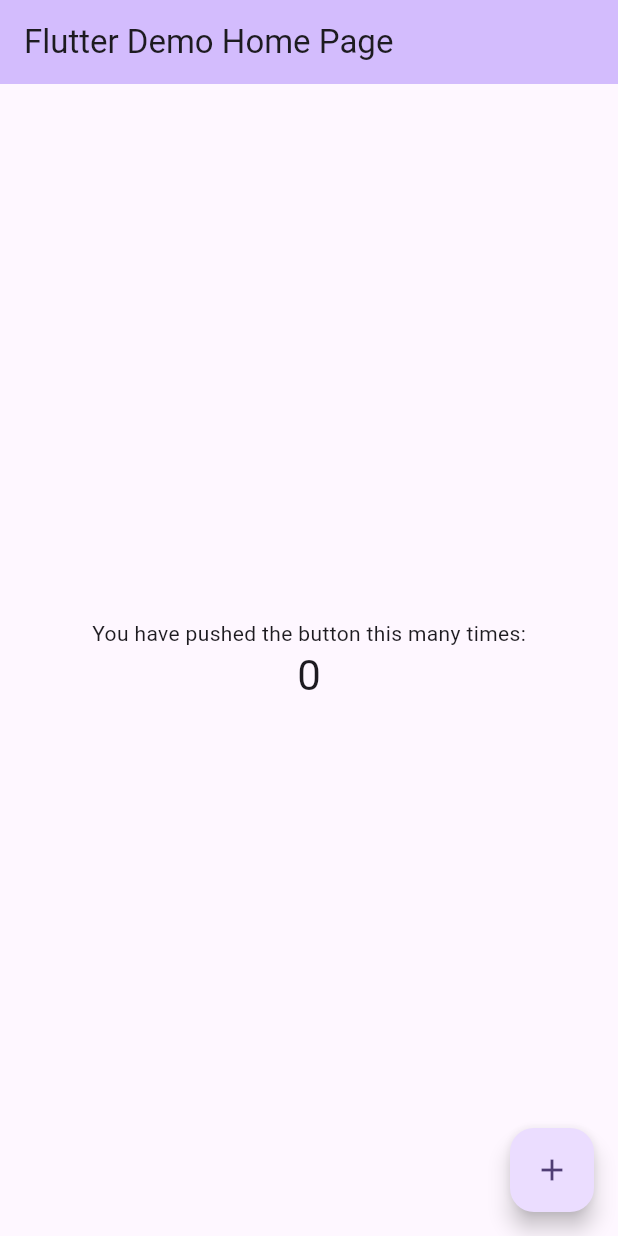
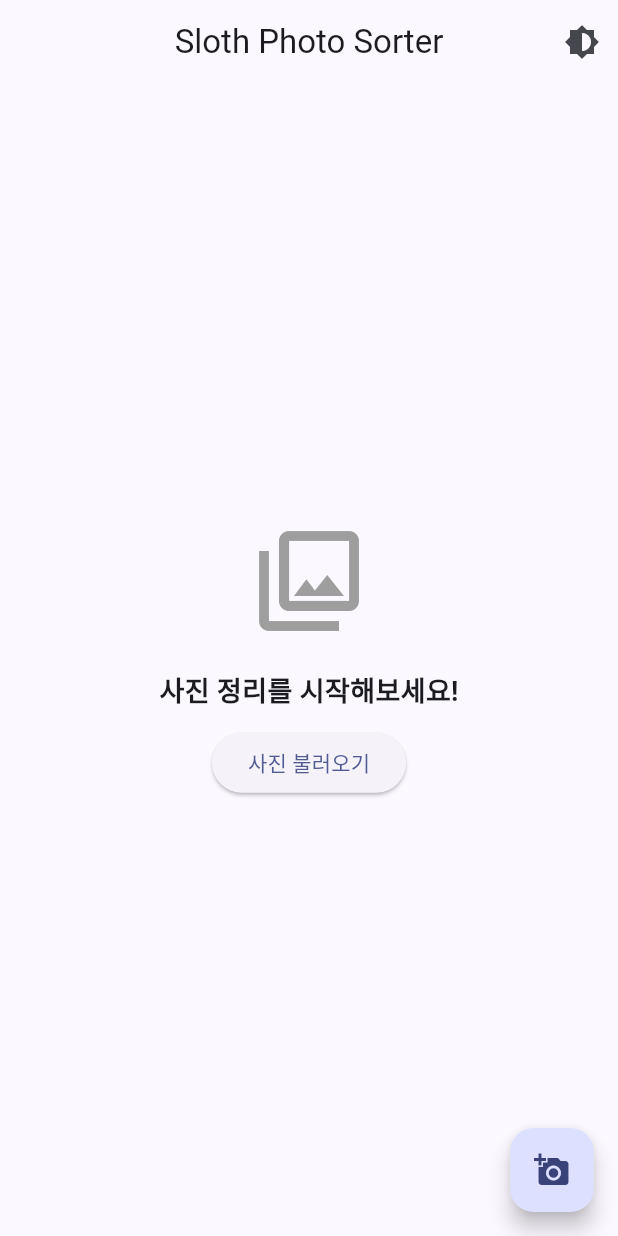
Before and after one commit to swbang-hub/sloth-photo-sorter, a Flutter app: the screen it shows after launch, on a phone screen of 412 x 824 dp. Run offline on Flutter 3.47's test engine with Material 3 defaults, Android fonts, the phone set to English and light mode, and no system bars; our stand-ins replace get_it; missing offline and left inert: window_manager.

Commit message:
feat: 초기 애플리케이션 구조와 메인 페이지, 테마 관리, 영속성 서비스 및 의존성 주입 설정을 구현했습니다.

```diff
--- /dev/null
+++ b/lib/core/di/injection.dart
@@ -0,0 +1,4 @@
+import 'package:get_it/get_it.dart';
+
+final getIt = GetIt.instance;
+void setupInjection() {}
--- /dev/null
+++ b/lib/core/theme/theme_store.dart
@@ -0,0 +1,110 @@
+import 'package:flutter/material.dart';
+import '../persistance/persistence_service.dart';
+
+enum AppColorSeed { indigo, blue, teal, green, amber, orange, pink, purple }
+
+extension AppColorSeedX on AppColorSeed {
+  String get label => switch (this) {
+    AppColorSeed.indigo => 'Indigo',
+    AppColorSeed.blue => 'Blue',
+    AppColorSeed.teal => 'Teal',
+    AppColorSeed.green => 'Green',
+    AppColorSeed.amber => 'Amber',
+    AppColorSeed.orange => 'Orange',
+    AppColorSeed.pink => 'Pink',
+    AppColorSeed.purple => 'Purple',
+  };
+
+  Color get color => switch (this) {
+    AppColorSeed.indigo => Colors.indigo,
+    AppColorSeed.blue => Colors.blue,
+    AppColorSeed.teal => Colors.teal,
+    AppColorSeed.green => Colors.green,
+    AppColorSeed.amber => Colors.amber,
+    AppColorSeed.orange => Colors.orange,
+    AppColorSeed.pink => Colors.pink,
+    AppColorSeed.purple => Colors.purple,
+  };
+}
+
+/// 앱 테마 클래스
+///
+/// 이 클래스는 불변(Immutable) 객체로 설계되어 상태 변경 시 [copyWith]를 사용해야 하며,
+/// JSON 직렬화 및 역직렬화를 통해 설정 정보를 로컬에 저장.
+class ThemeState {
+  final AppColorSeed seed;
+  final ThemeMode mode;
+  const ThemeState({required this.seed, required this.mode});
+  ThemeState copyWith({AppColorSeed? seed, ThemeMode? mode}) {
+    return ThemeState(seed: seed ?? this.seed, mode: mode ?? this.mode);
+  }
+
+  Map<String, dynamic> toJson() => {'seed': seed.name, 'mode': mode.name};
+
+  static ThemeState fromJson(Map<String, dynamic> json) {
+    final seedName = json['seed'] as String?;
+    final modeName = json['mode'] as String?;
+
+    AppColorSeed seed = AppColorSeed.indigo;
+    if (seedName != null) {
+      seed = AppColorSeed.values.firstWhere(
+        (element) => element.name == seedName,
+        orElse: () => seed,
+      );
+    }
+
+    ThemeMode mode = ThemeMode.system;
+    if (modeName != null) {
+      mode = ThemeMode.values.firstWhere(
+        (element) => element.name == modeName,
+        orElse: () => mode,
+      );
+    }
+
+    return ThemeState(seed: seed, mode: mode);
+  }
+}
+
+/// Theme Store
+class ThemeStore extends ValueNotifier<ThemeState> {
+  ThemeStore()
+    : super(
+        const ThemeState(seed: AppColorSeed.indigo, mode: ThemeMode.system),
+      );
+
+  ThemeData get lightTheme => _themeFor(Brightness.light);
+  ThemeData get darkTheme => _themeFor(Brightness.dark);
+
+  ThemeData _themeFor(Brightness brightness) {
+    final colorScheme = ColorScheme.fromSeed(
+      seedColor: value.seed.color,
+      brightness: brightness,
+    );
+    return ThemeData(colorScheme: colorScheme, useMaterial3: true);
+  }
+
+  Future<void> load() async {
+    try {
+      final data = await PersistenceService.instance.load('theme.json');
+      if (data != null) {
+        value = ThemeState.fromJson(data);
+      }
+    } catch (_) {}
+  }
+
+  Future<void> _persist() async {
+    try {
+      await PersistenceService.instance.save('theme.json', value.toJson());
+    } catch (_) {}
+  }
+
+  void setSeed(AppColorSeed seed) {
+    value = value.copyWith(seed: seed);
+    _persist();
+  }
+
+  void setMode(ThemeMode mode) {
+    value = value.copyWith(mode: mode);
+    _persist();
+  }
+}
--- /dev/null
+++ b/lib/feature/main_page.dart
@@ -0,0 +1,63 @@
+import 'package:flutter/material.dart';
+import 'package:sloth_photo_sorter/core/theme/theme_store.dart';
+
+class MainPage extends StatefulWidget {
+  const MainPage({super.key, required this.themeStore});
+
+  final ThemeStore themeStore;
+
+  @override
+  State<MainPage> createState() => _MainPageState();
+}
+
+class _MainPageState extends State<MainPage> {
+  @override
+  Widget build(BuildContext context) {
+    return Scaffold(
+      appBar: AppBar(
+        title: const Text('Sloth Photo Sorter'),
+        centerTitle: true,
+        actions: [
+          // 테마 전환 버튼 (예시)
+          IconButton(
+            icon: const Icon(Icons.brightness_6),
+            onPressed: () {
+              // themeStore의 테마 변경 로직 호출 (toggle 등)
+              // widget.themeStore.toggleTheme();
+            },
+          ),
+        ],
+      ),
+      body: Center(
+        child: Column(
+          mainAxisAlignment: MainAxisAlignment.center,
+          children: [
+            const Icon(
+              Icons.photo_library_outlined,
+              size: 80,
+              color: Colors.grey,
+            ),
+            const SizedBox(height: 20),
+            const Text(
+              '사진 정리를 시작해보세요!',
+              style: TextStyle(fontSize: 18, fontWeight: FontWeight.bold),
+            ),
+            const SizedBox(height: 10),
+            ElevatedButton(
+              onPressed: () {
+                // 사진 불러오기 또는 정렬 로직
+              },
+              child: const Text('사진 불러오기'),
+            ),
+          ],
+        ),
+      ),
+      floatingActionButton: FloatingActionButton(
+        onPressed: () {
+          // 추가 기능 실행
+        },
+        child: const Icon(Icons.add_a_photo),
+      ),
+    );
+  }
+}
--- a/lib/main.dart
+++ b/lib/main.dart
@@ -1,122 +1,45 @@
+import 'dart:io';
+
 import 'package:flutter/material.dart';
+import 'package:flutter/foundation.dart';
+import 'package:window_manager/window_manager.dart';
 
-void main() {
-  runApp(const MyApp());
+import 'package:sloth_photo_sorter/feature/main_page.dart';
+
+import 'core/di/injection.dart';
+import 'core/theme/theme_store.dart';
+
+Future<void> main() async {
+  WidgetsFlutterBinding.ensureInitialized();
+  setupInjection();
+  // set min size on desktop platform
+  if (!kIsWeb && (Platform.isWindows || Platform.isLinux || Platform.isMacOS)) {
+    await windowManager.ensureInitialized();
+    await windowManager.setMinimumSize(const Size(800, 600));
+  }
+  final themeStore = ThemeStore();
+  await themeStore.load();
+  runApp(MyApp(themeStore: themeStore));
 }
 
 class MyApp extends StatelessWidget {
-  const MyApp({super.key});
+  const MyApp({super.key, required this.themeStore});
+  final ThemeStore themeStore;
 
-  // This widget is the root of your application.
   @override
   Widget build(BuildContext context) {
-    return MaterialApp(
-      title: 'Flutter Demo',
-      theme: ThemeData(
-        // This is the theme of your application.
-        //
-        // TRY THIS: Try running your application with "flutter run". You'll see
-        // the application has a purple toolbar. Then, without quitting the app,
-        // try changing the seedColor in the colorScheme below to Colors.green
-        // and then invoke "hot reload" (save your changes or press the "hot
-        // reload" button in a Flutter-supported IDE, or press "r" if you used
-        // the command line to start the app).
-        //
-        // Notice that the counter didn't reset back to zero; the application
-        // state is not lost during the reload. To reset the state, use hot
-        // restart instead.
-        //
-        // This works for code too, not just values: Most code changes can be
-        // tested with just a hot reload.
-        colorScheme: .fromSeed(seedColor: Colors.deepPurple),
-      ),
-      home: const MyHomePage(title: 'Flutter Demo Home Page'),
+    return ValueListenableBuilder<ThemeState>(
+      valueListenable: themeStore,
+      builder: (context, themeState, _) {
+        return MaterialApp(
+          title: 'SlothPhotoSorter',
+          debugShowCheckedModeBanner: false,
+          theme: themeStore.lightTheme,
+          darkTheme: themeStore.darkTheme,
+          themeMode: themeState.mode,
+          home: MainPage(themeStore: themeStore),
+        );
+      },
     );
   }
 }
-
-class MyHomePage extends StatefulWidget {
-  const MyHomePage({super.key, required this.title});
-
-  // This widget is the home page of your application. It is stateful, meaning
-  // that it has a State object (defined below) that contains fields that affect
-  // how it looks.
-
-  // This class is the configuration for the state. It holds the values (in this
-  // case the title) provided by the parent (in this case the App widget) and
-  // used by the build method of the State. Fields in a Widget subclass are
-  // always marked "final".
-
-  final String title;
-
-  @override
-  State<MyHomePage> createState() => _MyHomePageState();
-}
-
-class _MyHomePageState extends State<MyHomePage> {
-  int _counter = 0;
-
-  void _incrementCounter() {
-    setState(() {
-      // This call to setState tells the Flutter framework that something has
-      // changed in this State, which causes it to rerun the build method below
-      // so that the display can reflect the updated values. If we changed
-      // _counter without calling setState(), then the build method would not be
-      // called again, and so nothing would appear to happen.
-      _counter++;
-    });
-  }
-
-  @override
-  Widget build(BuildContext context) {
-    // This method is rerun every time setState is called, for instance as done
-    // by the _incrementCounter method above.
-    //
-    // The Flutter framework has been optimized to make rerunning build methods
-    // fast, so that you can just rebuild anything that needs updating rather
-    // than having to individually change instances of widgets.
-    return Scaffold(
-      appBar: AppBar(
-        // TRY THIS: Try changing the color here to a specific color (to
-        // Colors.amber, perhaps?) and trigger a hot reload to see the AppBar
-        // change color while the other colors stay the same.
-        backgroundColor: Theme.of(context).colorScheme.inversePrimary,
-        // Here we take the value from the MyHomePage object that was created by
-        // the App.build method, and use it to set our appbar title.
-        title: Text(widget.title),
-      ),
-      body: Center(
-        // Center is a layout widget. It takes a single child and positions it
-        // in the middle of the parent.
-        child: Column(
-          // Column is also a layout widget. It takes a list of children and
-          // arranges them vertically. By default, it sizes itself to fit its
-          // children horizontally, and tries to be as tall as its parent.
-          //
-          // Column has various properties to control how it sizes itself and
-          // how it positions its children. Here we use mainAxisAlignment to
-          // center the children vertically; the main axis here is the vertical
-          // axis because Columns are vertical (the cross axis would be
-          // horizontal).
-          //
-          // TRY THIS: Invoke "debug painting" (choose the "Toggle Debug Paint"
-          // action in the IDE, or press "p" in the console), to see the
-          // wireframe for each widget.
-          mainAxisAlignment: .center,
-          children: [
-            const Text('You have pushed the button this many times:'),
-            Text(
-              '$_counter',
-              style: Theme.of(context).textTheme.headlineMedium,
-            ),
-          ],
-        ),
-      ),
-      floatingActionButton: FloatingActionButton(
-        onPressed: _incrementCounter,
-        tooltip: 'Increment',
-        child: const Icon(Icons.add),
-      ),
-    );
-  }
-}
--- a/pubspec.yaml
+++ b/pubspec.yaml
@@ -34,6 +34,11 @@ dependencies:
   # The following adds the Cupertino Icons font to your application.
   # Use with the CupertinoIcons class for iOS style icons.
   cupertino_icons: ^1.0.8
+  get_it: ^9.2.0
+  foundation: ^0.0.5
+  window_manager: ^0.5.1
+  path_provider: ^2.1.5
+  path: ^1.9.1
 
 dev_dependencies:
   flutter_test:
```
Also changed, not shown: lib/core/persistance/persistence_service.dart (added, +56 -0 lines).
